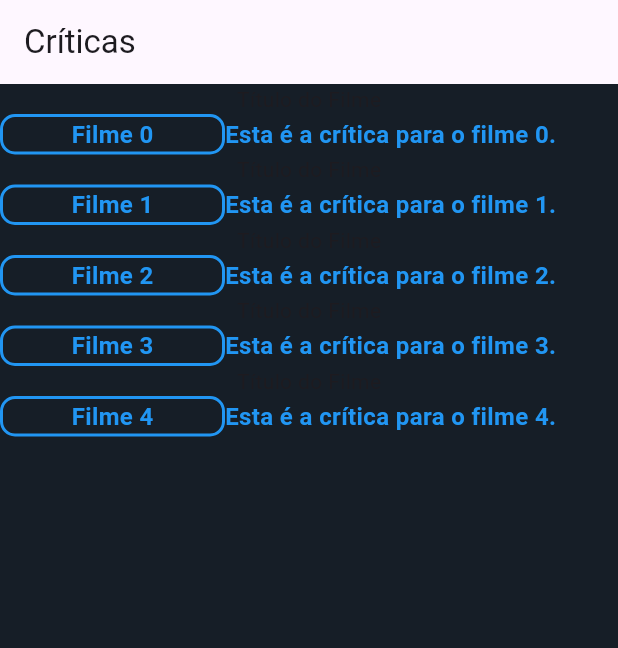
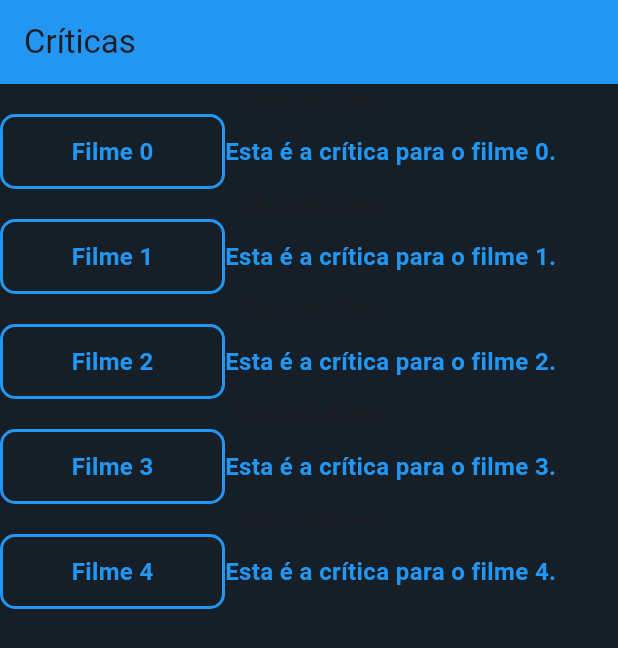
Before and after one commit to diegobrnrd/filmin, a Flutter app: the screen it shows after launch, on a phone screen of 412 x 824 dp. Shown: the top 648 px of the screen. Run offline on Flutter 3.47's test engine with Material 3 defaults, Android fonts, the phone set to English and light mode, and no system bars.

Commit message:
alguns testes na tela filmes

```diff
--- a/lib/criticas.dart
+++ b/lib/criticas.dart
@@ -20,21 +20,23 @@ class CriticasScreen extends StatelessWidget {
 
     // TODO: implement build
     return Scaffold(
-      appBar: AppBar(title: Text("Críticas")),
+      appBar: AppBar(
+        backgroundColor: Colors.blue,
+        title: const Text("Críticas")),
       body: Column(
         children: _criticas,
       ),
     );
   }
 
-  Widget _buildCritica(String titulo_filme, String texto_critica) {
+  Widget _buildCritica(String tituloFilme, String textoCritica) {
     return Column(
       children: [
         Text("Título do Filme"),
         Row(
           children: [
-            FilmeWidget(titulo: titulo_filme),
-            Text(texto_critica, style: const TextStyle(
+            FilmeWidget(titulo: tituloFilme),
+            Text(textoCritica, style: const TextStyle(
               fontWeight: FontWeight.bold,
               fontSize: 16,
               color: Colors.blue
--- a/lib/filme.dart
+++ b/lib/filme.dart
@@ -9,6 +9,7 @@ class FilmeWidget extends StatelessWidget {
   Widget build(BuildContext context) {
     return Container(
       width: 150,
+      height: 50,
       decoration: BoxDecoration(
         border: Border.all(color: Colors.blue, width: 2),
         borderRadius: BorderRadius.circular(10),
```
